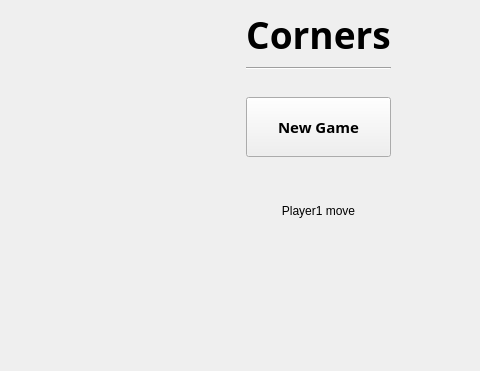
Before: the Qt Designer form Corners/cornersgame.ui in srgynmv/Corners, drawn with Qt 5; both pictures show x 320 to 800 and y 0 to 371 of the 800 by 600 pixel window.
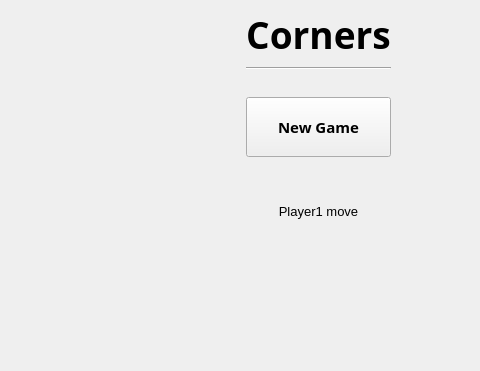
After: the same form once the commit is applied.

Commit message: Added basic moving and broken "New game" button

The edit to the form file:
```diff
--- a/Corners/cornersgame.ui
+++ b/Corners/cornersgame.ui
@@ -168,6 +168,11 @@
       </item>
       <item>
        <widget class="QLabel" name="infoLabel">
+        <property name="font">
+         <font>
+          <pointsize>10</pointsize>
+         </font>
+        </property>
         <property name="text">
          <string>Player1 move</string>
         </property>
```
The commit also changes 4 other files.
